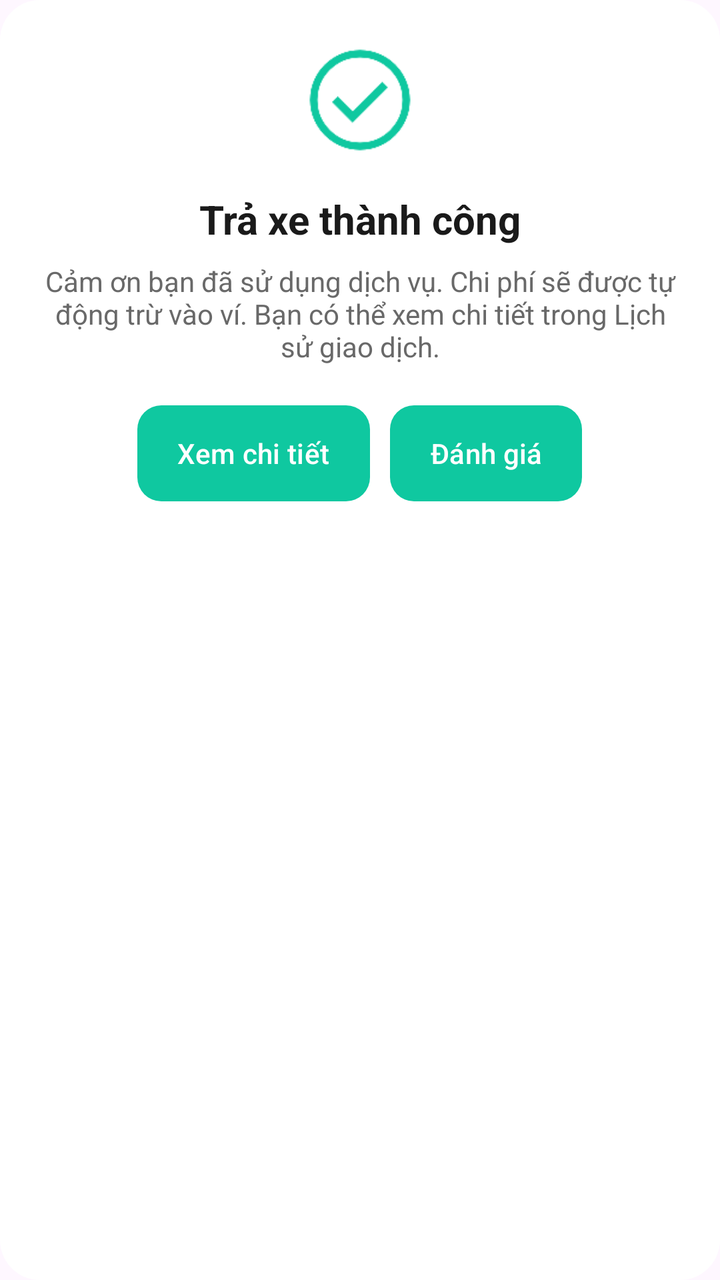
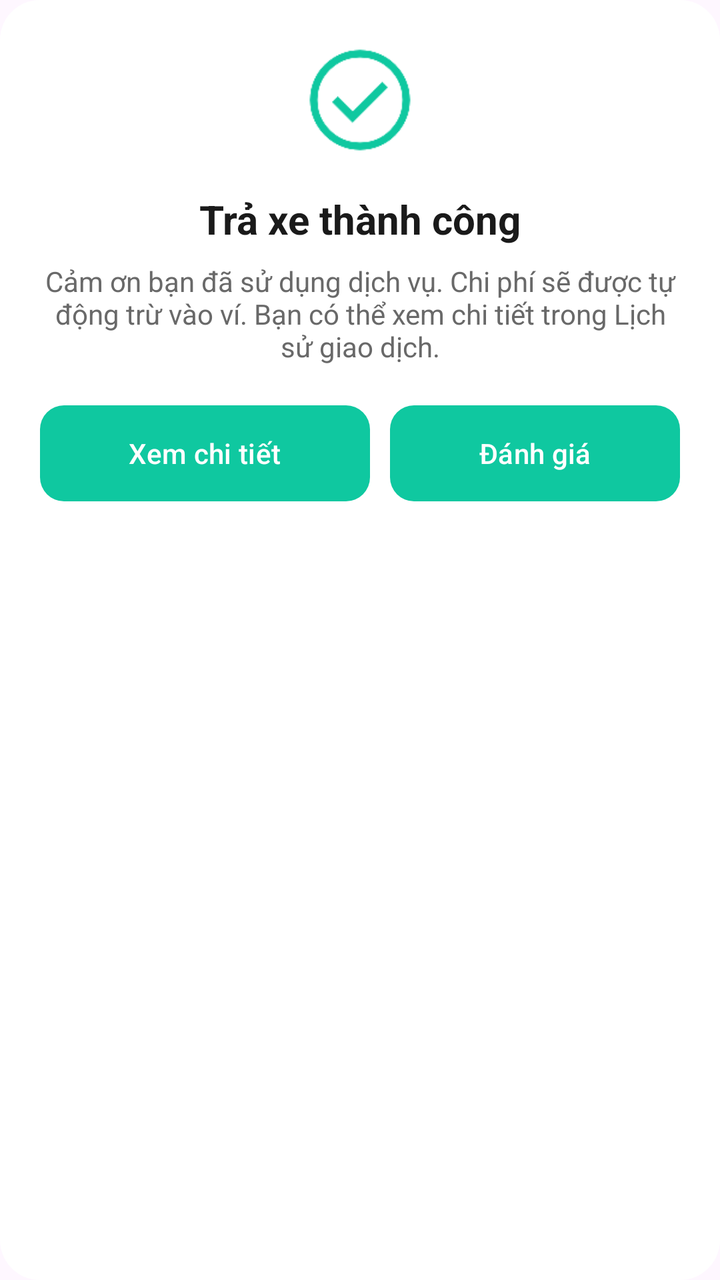

Before-and-after screenshots of an Android layout around one commit, followed by the original layout XML and the change that was made.
<!-- AndroidManifest.xml: application theme Theme.Qride -->
<!-- res/layout/dialog_endride_success.xml -->
<?xml version="1.0" encoding="utf-8"?>
<LinearLayout xmlns:android="http://schemas.android.com/apk/res/android"
    xmlns:app="http://schemas.android.com/apk/res-auto"
    android:layout_width="match_parent"
    android:layout_height="wrap_content"
    android:background="@drawable/bg_dialog_round"
    android:orientation="vertical"
    android:padding="20dp">

    <ImageView
        android:layout_width="60dp"
        android:layout_height="60dp"
        android:layout_gravity="center"
        android:src="@drawable/ic_check_circle" />

    <TextView
        android:layout_width="match_parent"
        android:layout_height="wrap_content"
        android:layout_marginTop="16dp"
        android:gravity="center"
        android:text="Trả xe thành công"
        android:textColor="@color/text_dark"
        android:textSize="20sp"
        android:textStyle="bold" />

    <TextView
        android:layout_width="match_parent"
        android:layout_height="wrap_content"
        android:layout_marginTop="8dp"
        android:gravity="center"
        android:text="Cảm ơn bạn đã sử dụng dịch vụ. Chi phí sẽ được tự động trừ vào ví. Bạn có thể xem chi tiết trong Lịch sử giao dịch."
        android:textColor="@color/gray_light"
        android:textSize="14sp" />

    <LinearLayout
        android:layout_width="match_parent"
        android:layout_height="wrap_content"
        android:layout_marginTop="20dp"
        android:gravity="center"
        android:orientation="horizontal">

        <Button
            android:id="@+id/btnDetail"
            android:layout_width="wrap_content"
            android:layout_height="wrap_content"
            android:layout_marginEnd="10dp"
            android:background="@drawable/bg_button_qr"
            android:paddingHorizontal="20dp"
            android:paddingVertical="10dp"
            android:text="Xem chi tiết"
            android:textColor="@color/white"
            app:backgroundTint="@null" />

        <Button
            android:id="@+id/btnRate"
            android:layout_width="wrap_content"
            android:layout_height="wrap_content"
            android:background="@drawable/bg_button_qr"
            android:paddingHorizontal="20dp"
            android:paddingVertical="10dp"
            android:text="Đánh giá"
            android:textColor="@color/white"
            app:backgroundTint="@null" />
    </LinearLayout>
</LinearLayout>
<!-- resources referenced by this layout -->
<resources>
  <color name="gray_light">#696969</color>
  <color name="text_dark">#1A1A1A</color>
  <color name="white">#FFFFFFFF</color>
  <!-- drawable bg_button_qr (drawable) -->
  <shape xmlns:android="http://schemas.android.com/apk/res/android">
      <solid android:color="@color/xanhNgoc"/>
      <corners android:radius="12dp"/>
  </shape>
  <!-- drawable bg_dialog_round (drawable) -->
  <shape xmlns:android="http://schemas.android.com/apk/res/android">
      <solid android:color="#FFFFFF"/>
      <corners android:radius="20dp"/>
  </shape>
  <!-- drawable ic_check_circle: png bitmap (drawable, 3606 bytes) -->
  <style name="Theme.Qride" parent="Base.Theme.Qride" />
  <color name="xanhNgoc">#0FC8A0</color>
  <style name="Base.Theme.Qride" parent="Theme.Material3.DayNight.NoActionBar">
          
          
      </style>
</resources>

<!-- the commit's change to res/layout/dialog_endride_success.xml (unified diff, before → after) -->
@@ -44,6 +44,7 @@
             android:layout_width="wrap_content"
             android:layout_height="wrap_content"
             android:layout_marginEnd="10dp"
+            android:layout_weight="1"
             android:background="@drawable/bg_button_qr"
             android:paddingHorizontal="20dp"
             android:paddingVertical="10dp"
@@ -58,6 +59,7 @@
             android:background="@drawable/bg_button_qr"
             android:paddingHorizontal="20dp"
             android:paddingVertical="10dp"
+            android:layout_weight="1"
             android:text="Đánh giá"
             android:textColor="@color/white"
             app:backgroundTint="@null" />
